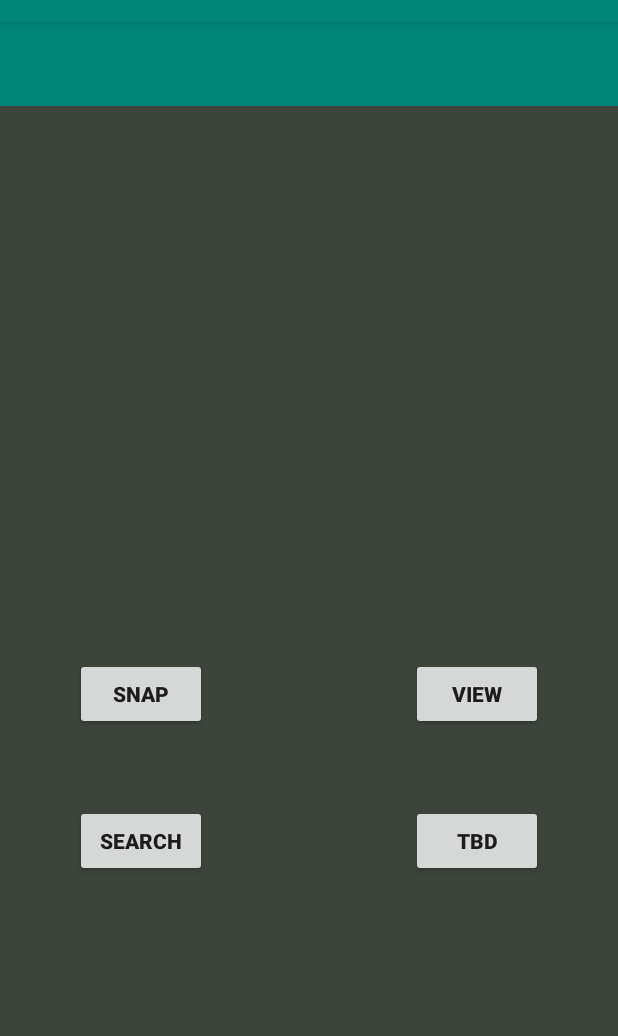
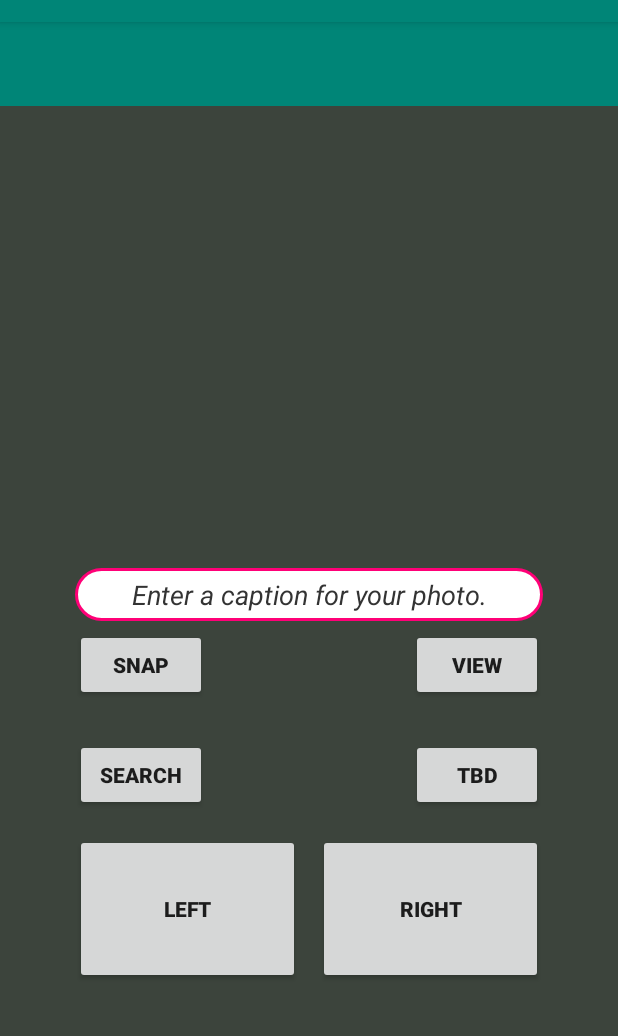
Before and after one commit to vasiliyx/PhotoGalleryApp, an Android app: the screen it shows after launch (MainActivity), on a phone screen of 412 x 824 dp, the part 62-1098 px from its top. Run offline under Robolectric (Android 15) with nearby library versions, the phone set to English and light mode, and no system bars.

Commit message:
Rabby Committing

```diff
--- a/app/src/main/AndroidManifest.xml
+++ b/app/src/main/AndroidManifest.xml
@@ -21,7 +21,6 @@
         <activity android:name=".MainActivity">
             <intent-filter>
                 <action android:name="android.intent.action.MAIN" />
-
                 <category android:name="android.intent.category.LAUNCHER" />
             </intent-filter>
         </activity>
--- a/app/src/main/java/com/example/cameragalleryapp/MainActivity.java
+++ b/app/src/main/java/com/example/cameragalleryapp/MainActivity.java
@@ -16,6 +16,7 @@ import java.io.File;
 import java.io.IOException;
 import java.text.SimpleDateFormat;
 import java.util.Date;
+import android.widget.EditText;
 
 
 // Comment by Tristan
@@ -60,12 +61,12 @@ public class MainActivity extends AppCompatActivity {
 
     }
 
-    public void scrollPhotoLeft(View v) {
+    public void scrollPhotoLeftClick(View v) {
 
 
     }
 
-    public void scrollPhotoRight (View v) {
+    public void scrollPhotoRightClick (View v) {
 
     }
 
--- /dev/null
+++ b/app/src/main/res/drawable/et_rounded_style.xml
@@ -0,0 +1,8 @@
+<?xml version="1.0" encoding="utf-8"?>
+<shape xmlns:android="http://schemas.android.com/apk/res/android" android:shape="rectangle">
+    <stroke
+        android:width="2dp"
+        android:color="#f07" />
+    <corners android:radius="20dp"/>
+    <solid android:color="#FFF"/>
+</shape>
--- a/app/src/main/res/layout/activity_main.xml
+++ b/app/src/main/res/layout/activity_main.xml
@@ -24,16 +24,36 @@
         android:maxHeight="42dp" android:maxWidth="42dp" android:scaleType="fitXY"
         android:contentDescription="@string/todo" />
 
+    <EditText
+        android:id="@+id/captionEditText"
+        android:layout_width="match_parent"
+        android:layout_height="wrap_content"
+        android:padding="5dp"
+        android:layout_alignStart="@id/takePhotoButton"
+        android:layout_alignLeft="@id/takePhotoButton"
+        android:layout_alignEnd="@id/viewPhotoButton"
+        android:layout_alignRight="@id/viewPhotoButton"
+        android:layout_below="@id/ivGallery"
+        android:layout_marginTop="40dp"
+        android:inputType="textCapSentences"
+        android:textSize="18sp"
+        android:textStyle="italic"
+        android:textColor="#000"
+        android:hint="Enter a caption for your photo."
+        android:gravity="center"
+        android:textColorHint="#333"
+        android:background="@drawable/et_rounded_style"/>
+
     <Button
         android:id="@+id/takePhotoButton"
         android:layout_width="wrap_content"
         android:layout_height="wrap_content"
-        android:layout_below="@id/ivGallery"
+        android:layout_below="@id/captionEditText"
         android:layout_alignParentStart="true"
         android:layout_alignParentLeft="true"
         android:layout_marginStart="50dp"
         android:layout_marginLeft="50dp"
-        android:layout_marginTop="100dp"
+        android:layout_marginTop="5dp"
         android:onClick="takePhotoClick"
         android:text="@string/snap"
         android:textStyle="bold" />
@@ -44,7 +64,7 @@
         android:layout_height="wrap_content"
         android:layout_below="@id/takePhotoButton"
         android:layout_alignLeft="@id/takePhotoButton"
-        android:layout_marginTop="50dp"
+        android:layout_marginTop="25dp"
         android:onClick="searchPhotoClick"
         android:text="Search"
         android:textStyle="bold"/>
@@ -73,7 +93,28 @@
         android:text="TBD"
         android:textStyle="bold" />
 
+    <Button
+        android:id="@+id/leftButton"
+        android:layout_width="150dp"
+        android:layout_height="100dp"
+        android:layout_below="@id/searchPhotoButton"
+        android:layout_alignStart="@id/searchPhotoButton"
+        android:layout_alignLeft="@id/searchPhotoButton"
+        android:layout_marginTop="15dp"
+        android:onClick="scrollPhotoLeftClick"
+        android:text="left"
+        android:textStyle="bold" />
 
+    <Button
+        android:id="@+id/rightButton"
+        android:layout_width="150dp"
+        android:layout_height="100dp"
+        android:layout_alignTop="@id/leftButton"
+        android:layout_alignEnd="@id/viewPhotoButton"
+        android:layout_alignRight="@id/viewPhotoButton"
+        android:onClick="scrollPhotoRightClick"
+        android:text="right"
+        android:textStyle="bold" />
 
 
 
```
